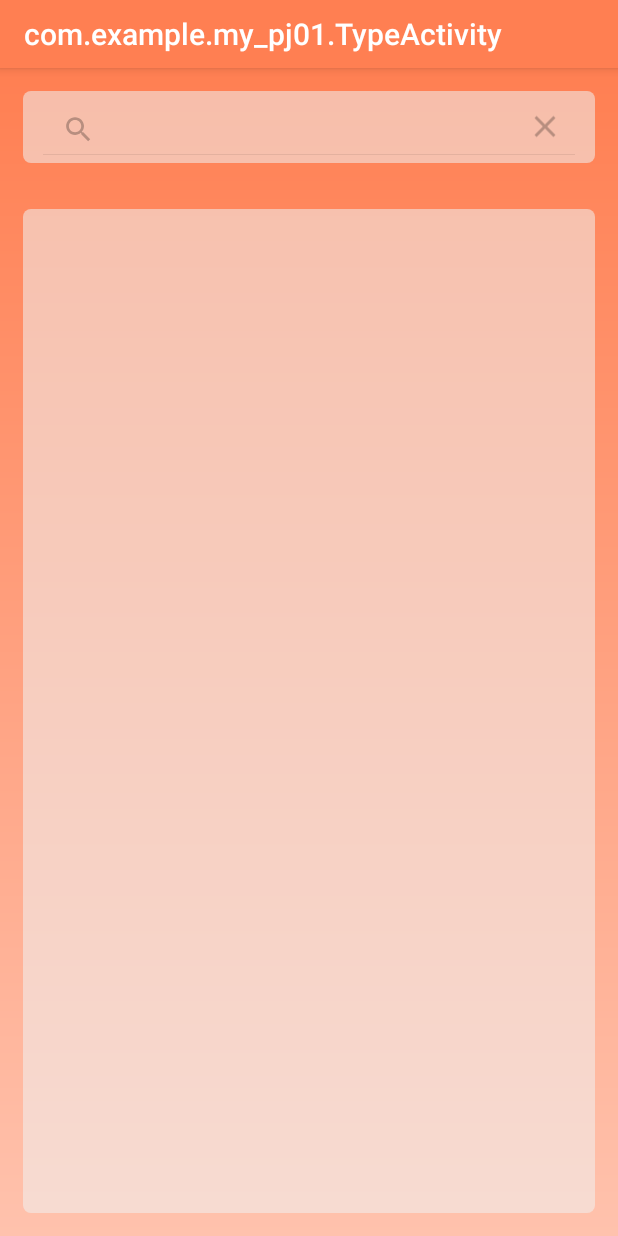
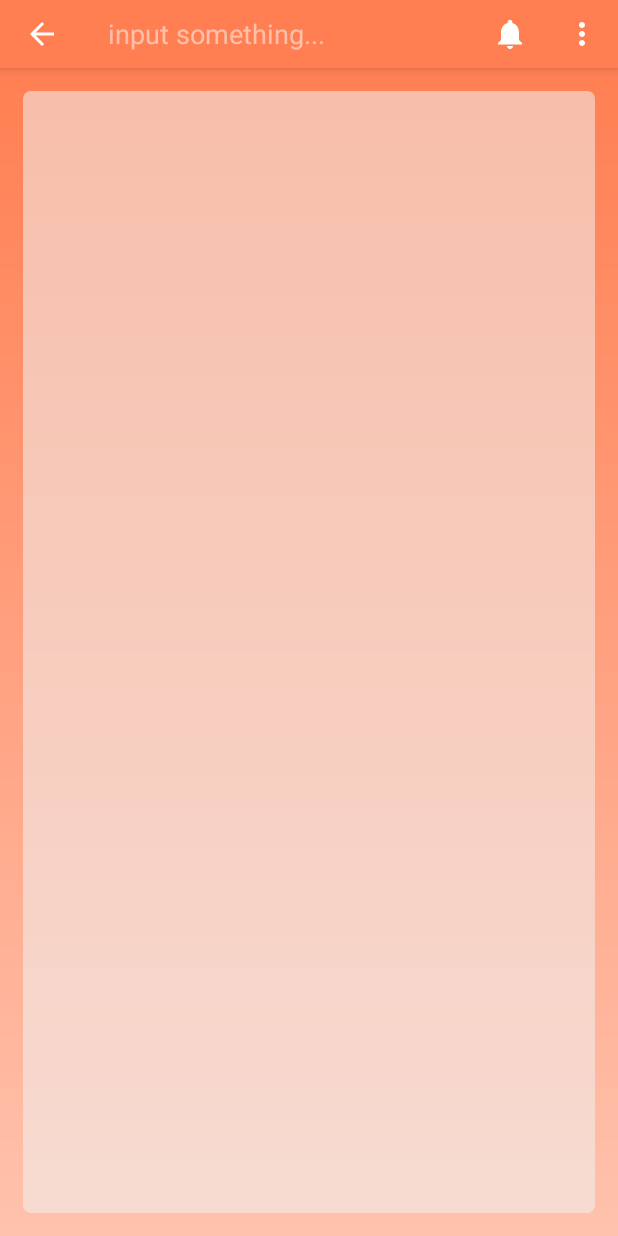
Before and after one commit to Threeraphat/MY_PJ01, an Android app: the TypeActivity screen opened directly, with no data from a screen before it, after a tap on "Search", on a phone screen of 412 x 824 dp. Run offline under Robolectric (Android 15) with nearby library versions, the phone set to English and light mode, and no system bars; our stand-ins replace Firebase (no records; nobody signed in at launch, a user with empty details on screens opened directly); 5 statements that could not run were skipped.

Commit message:
add type and filter data from select type

```diff
--- a/app/src/main/java/com/example/my_pj01/Login.java
+++ b/app/src/main/java/com/example/my_pj01/Login.java
@@ -17,7 +17,7 @@ public class Login extends AppCompatActivity {
             @Override
             public void onClick(View v) {
                // Go to activity for users
-                startActivity(new Intent(Login.this,MainActivity.class));
+                startActivity(new Intent(Login.this,TypeActivity.class));
             }
         });
         findViewById(R.id.admin).setOnClickListener(new View.OnClickListener() {
--- a/app/src/main/java/com/example/my_pj01/TypeActivity.java
+++ b/app/src/main/java/com/example/my_pj01/TypeActivity.java
@@ -1,13 +1,118 @@
 package com.example.my_pj01;
 
+import android.content.Intent;
 import android.support.v7.app.AppCompatActivity;
 import android.os.Bundle;
+import android.support.v7.widget.LinearLayoutManager;
+import android.support.v7.widget.RecyclerView;
+import android.support.v7.widget.SearchView;
+import android.util.Log;
+import android.view.Menu;
+import android.view.MenuInflater;
+import android.view.MenuItem;
+import android.view.View;
+
+import com.google.firebase.database.DataSnapshot;
+import com.google.firebase.database.DatabaseError;
+import com.google.firebase.database.DatabaseReference;
+import com.google.firebase.database.FirebaseDatabase;
+import com.google.firebase.database.ValueEventListener;
+
+import java.util.ArrayList;
+import java.util.Iterator;
+import java.util.List;
 
 public class TypeActivity extends AppCompatActivity {
+
+    RecyclerView dataRecyclerView;
+    private TypeDataAdapter adapter;
+    private static final String TAG = "_project_";
+    List<ProductModel> productModels = new ArrayList<>();
+    ProductModel productModel;
 
     @Override
     protected void onCreate(Bundle savedInstanceState) {
         super.onCreate(savedInstanceState);
         setContentView(R.layout.activity_type);
+
+        //เมื่อเข้าหน้านี้ข้อมูลที่แสดงคือมีเฉพาะ type ถ้าซ้ำกันจะแสดงแค่ชื่อเดียว
+        init();
+
+    }
+
+    private void init() {
+        dataRecyclerView = findViewById(R.id.re_list_type);
+        FirebaseDatabase database = FirebaseDatabase.getInstance();
+        DatabaseReference myRef = database.getReference("products");
+        readDataFromFirebase(myRef);
+    }
+
+    private void readDataFromFirebase(DatabaseReference myRef) {
+        // Read from the database
+        myRef.addValueEventListener(new ValueEventListener() {
+            @Override
+            public void onDataChange(DataSnapshot dataSnapshot) {
+                for (DataSnapshot ds : dataSnapshot.getChildren()) {
+                    productModel = new ProductModel();
+                    productModel.setType(ds.child("type").getValue(String.class));
+                    if(productModels.size() > 0){
+                        checkDuplicationType(productModels,productModel);
+                    }
+                    productModels.add(productModel);
+
+                }
+                LinearLayoutManager manager = new LinearLayoutManager(getApplicationContext());
+                dataRecyclerView.setLayoutManager(manager);
+                adapter = new TypeDataAdapter(getApplicationContext(), productModels);
+                dataRecyclerView.setAdapter(adapter);
+                adapter.notifyDataSetChanged();
+                adapter.setOnItemClickListener(new TypeDataAdapter.onRecyclerViewItemClickListener() {
+                    @Override
+                    public void onItemClickListener(View view, int position) {
+                        Intent intent = new Intent(getApplicationContext(),MainActivity.class);
+                        intent.putExtra("type",productModels.get(position).getType());
+                        startActivity(intent);
+                    }
+                });
+            }
+
+            @Override
+            public void onCancelled(DatabaseError error) {
+                // Failed to read value
+                Log.w(TAG, "Failed to read value.", error.toException());
+            }
+        });
+    }
+
+    private void checkDuplicationType(List<ProductModel> productList, ProductModel productModel) {
+        for (Iterator<ProductModel> iterator = productList.iterator(); iterator.hasNext(); ) {
+            if (iterator.next().getType().equalsIgnoreCase(productModel.getType())) {
+                iterator.remove();
+            }
+        }
+    }
+
+    @Override
+    public boolean onCreateOptionsMenu(Menu menu) {
+        MenuInflater inflater = getMenuInflater();
+        inflater.inflate(R.menu.guest_bar, menu);
+
+        MenuItem searchItem = menu.findItem(R.id.action_search);
+        SearchView searchView = (SearchView) searchItem.getActionView();
+        searchView.setQueryHint("input something...");
+
+        searchView.setOnQueryTextListener(new SearchView.OnQueryTextListener() {
+            @Override
+            public boolean onQueryTextSubmit(String query) {
+                return false;
+            }
+
+            @Override
+            public boolean onQueryTextChange(String newText) {
+                adapter.getFilter().filter(newText);
+                return true;
+            }
+        });
+        return super.onCreateOptionsMenu(menu);
     }
 }
--- a/app/src/main/res/layout/activity_type.xml
+++ b/app/src/main/res/layout/activity_type.xml
@@ -1,29 +1,18 @@
 <?xml version="1.0" encoding="utf-8"?>
 <RelativeLayout
     xmlns:android="http://schemas.android.com/apk/res/android"
-    xmlns:app="http://schemas.android.com/apk/res-auto"
     xmlns:tools="http://schemas.android.com/tools"
     android:layout_width="match_parent"
     android:layout_height="match_parent"
     android:background="@drawable/bg1"
     tools:context=".TypeActivity">
 
-    <android.support.v7.widget.SearchView
-        android:id="@+id/search_type"
-        android:layout_width="match_parent"
-        android:layout_height="wrap_content"
-        android:layout_margin="15dp"
-        android:textSize="20sp"
-        android:background="@drawable/rounded_label"
-        android:padding="5dp"/>
-
     <android.support.v7.widget.RecyclerView
         android:id="@+id/re_list_type"
         android:layout_width="match_parent"
         android:layout_margin="15dp"
         android:background="@drawable/rounded_label"
-        android:layout_height="match_parent"
-        android:layout_below="@+id/search_type">
+        android:layout_height="match_parent">
 
     </android.support.v7.widget.RecyclerView>
 
```
Also changed, not shown: app/src/main/java/com/example/my_pj01/MainActivity.java (+16 -5 lines).
